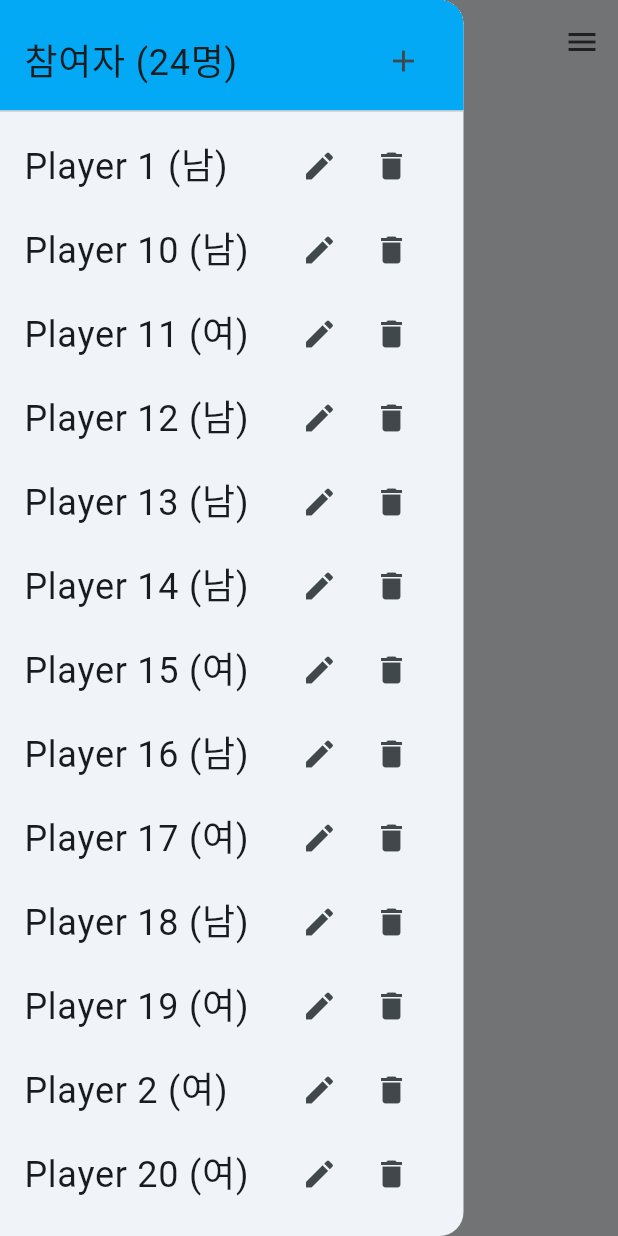
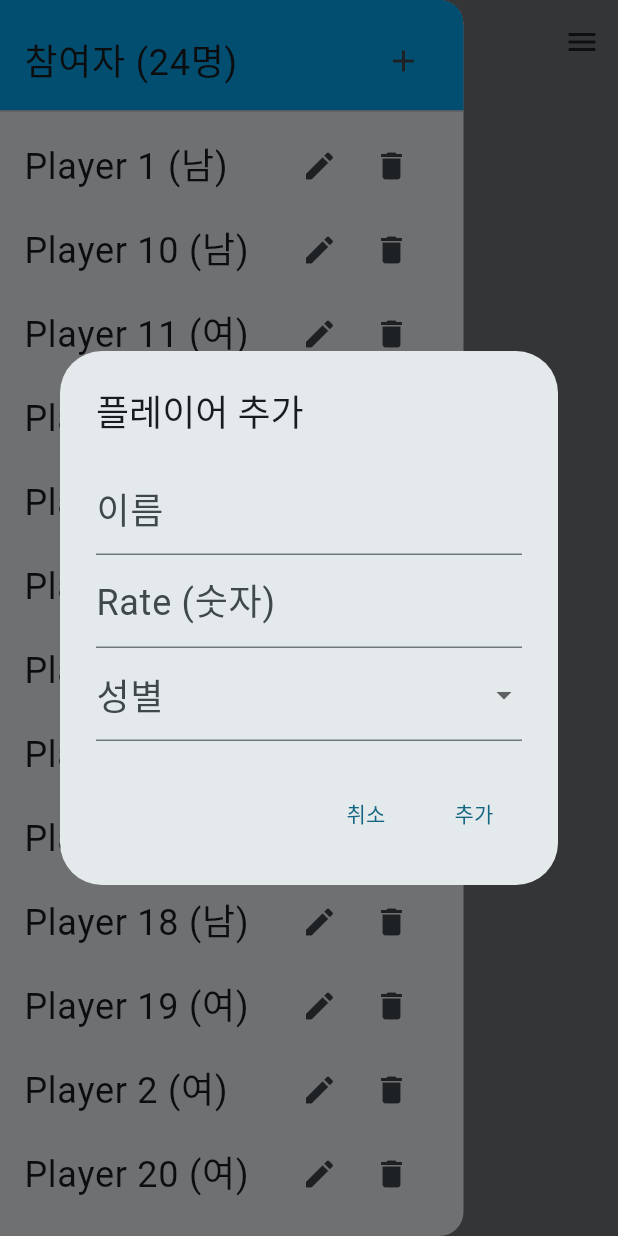
Before and after one commit to Hyun-Tak-Lee/hotswing, a Flutter app: the screen it shows after launch, in the side drawer, after a tap on the "add" icon, on a phone screen of 412 x 824 dp. Run offline on Flutter 3.47's test engine with Material 3 defaults, Android fonts, the phone set to English and light mode, and no system bars.

Commit message:
플레이어 추가 기능 구현

```diff
--- /dev/null
+++ b/lib/src/common/widgets/dialogs/add_player_dialog.dart
@@ -0,0 +1,113 @@
+import 'package:flutter/material.dart';
+
+class AddPlayerDialog extends StatefulWidget {
+  const AddPlayerDialog({super.key});
+
+  @override
+  State<AddPlayerDialog> createState() => _AddPlayerDialogState();
+}
+
+class _AddPlayerDialogState extends State<AddPlayerDialog> {
+  final _formKey = GlobalKey<FormState>();
+  String? _name;
+  int? _rate;
+  String? _selectedGender;
+  final List<String> _genders = ['남', '여'];
+
+  @override
+  Widget build(BuildContext context) {
+    double screenWidth = MediaQuery.of(context).size.width;
+    const double tabletThreshold = 600.0;
+    final isMobileSize = screenWidth < tabletThreshold;
+
+    return AlertDialog(
+      title: const Text('플레이어 추가', style: const TextStyle(fontSize: 24)),
+      content: Form(
+        key: _formKey,
+        child: SizedBox(
+          width: isMobileSize ? screenWidth * 0.7 : screenWidth * 0.25,
+          child: Column(
+            mainAxisSize: MainAxisSize.min,
+            children: <Widget>[
+              TextFormField(
+                decoration: const InputDecoration(
+                  labelText: '이름',
+                  labelStyle: TextStyle(fontSize: 24),
+                ),
+                validator: (value) {
+                  if (value == null || value.isEmpty) {
+                    return '이름을 입력하세요.';
+                  }
+                  return null;
+                },
+                onSaved: (value) {
+                  _name = value;
+                },
+              ),
+              TextFormField(
+                decoration: const InputDecoration(
+                  labelText: 'Rate (숫자)',
+                  labelStyle: TextStyle(fontSize: 24),
+                ),
+                keyboardType: TextInputType.number,
+                validator: (value) {
+                  if (value == null || value.isEmpty) {
+                    return '수치를 입력하세요.';
+                  }
+                  if (int.tryParse(value) == null) {
+                    return '숫자만 입력하세요.';
+                  }
+                  return null;
+                },
+                onSaved: (value) {
+                  _rate = int.tryParse(value!);
+                },
+              ),
+              DropdownButtonFormField<String>(
+                decoration: const InputDecoration(
+                  labelText: '성별',
+                  labelStyle: TextStyle(fontSize: 24),
+                ),
+                value: _selectedGender,
+                items: _genders.map((String gender) {
+                  return DropdownMenuItem<String>(
+                    value: gender,
+                    child: Text(gender),
+                  );
+                }).toList(),
+                onChanged: (String? newValue) {
+                  setState(() {
+                    _selectedGender = newValue;
+                  });
+                },
+                validator: (value) => value == null ? '성별을 선택하세요.' : null,
+                onSaved: (value) {
+                  _selectedGender = value;
+                },
+              ),
+            ],
+          ),
+        ),
+      ),
+      actions: <Widget>[
+        TextButton(
+          child: const Text('취소'),
+          onPressed: () {
+            Navigator.of(context).pop();
+          },
+        ),
+        TextButton(
+          child: const Text('추가'),
+          onPressed: () {
+            if (_formKey.currentState!.validate()) {
+              _formKey.currentState!.save();
+              Navigator.of(
+                context,
+              ).pop({'name': _name, 'rate': _rate, 'gender': _selectedGender});
+            }
+          },
+        ),
+      ],
+    );
+  }
+}
--- a/lib/src/common/widgets/left_side_menu.dart
+++ b/lib/src/common/widgets/left_side_menu.dart
@@ -2,6 +2,7 @@ import 'package:flutter/material.dart';
 import 'package:provider/provider.dart';
 
 import '../../providers/players_provider.dart';
+import 'dialogs/add_player_dialog.dart'; // AddPlayerDialog import 추가
 import 'dialogs/confirmation_dialog.dart';
 
 class LeftSideMenu extends StatefulWidget {
@@ -21,6 +22,29 @@ class _LeftSideMenuState extends State<LeftSideMenu> {
   void dispose() {
     _textController.dispose();
     super.dispose();
+  }
+
+  // AddPlayerDialog를 보여주는 함수
+  Future<void> _showAddPlayerDialog(PlayersProvider playersProvider) async {
+    final result = await showDialog<Map<String, dynamic>>(
+      context: context,
+      builder: (BuildContext dialogContext) {
+        return const AddPlayerDialog();
+      },
+    );
+
+    if (result != null &&
+        result['name'] != null &&
+        result['rate'] != null &&
+        result['gender'] != null) {
+      playersProvider.addPlayer(
+        name: result['name'] as String,
+        rate: result['rate'] as int,
+        gender: result['gender'] as String,
+        played: 0,
+        waited: 0,
+      );
+    }
   }
 
   @override
@@ -51,7 +75,7 @@ class _LeftSideMenuState extends State<LeftSideMenu> {
                   IconButton(
                     icon: const Icon(Icons.add),
                     onPressed: () {
-                      // TODO: Implement add player functionality
+                      _showAddPlayerDialog(playersProvider);
                     },
                   ),
                 ],
```
